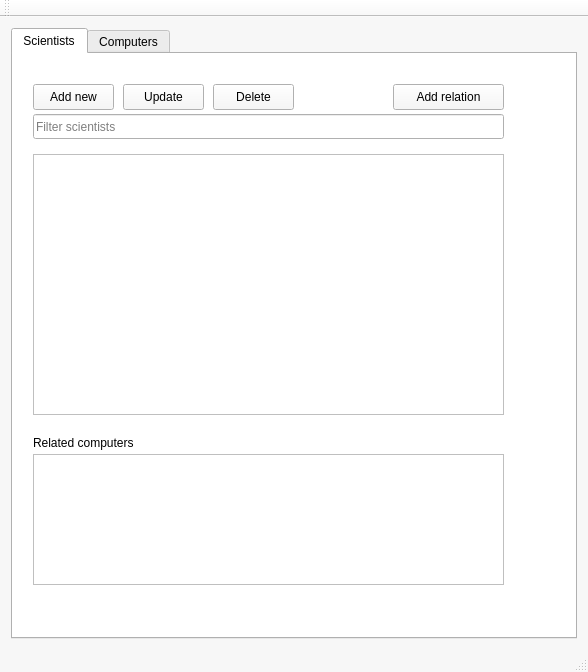
Before: the Qt Designer form mainwindow.ui in Hopur-50/Verkefni3, drawn with Qt 5.
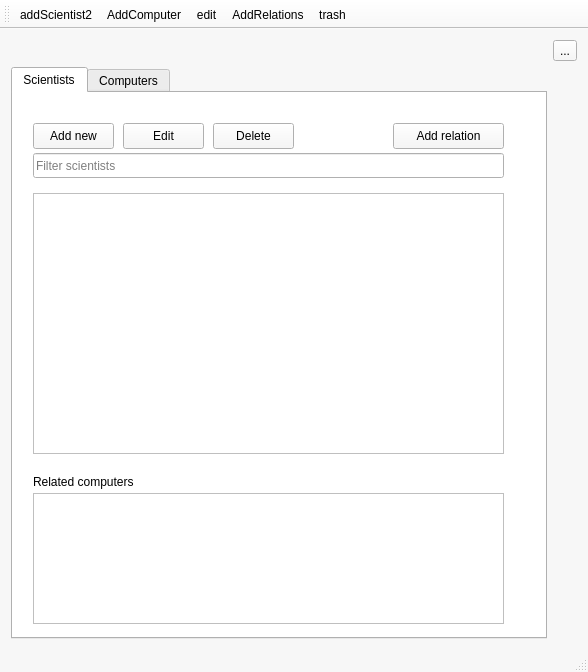
After: the same form once the commit is applied. Icons and pictures are not drawn.

Patch:
```diff
--- a/mainwindow.ui
+++ b/mainwindow.ui
@@ -430,7 +430,7 @@
   </property>
   <widget class="QWidget" name="centralWidget">
    <layout class="QGridLayout" name="gridLayout">
-    <item row="0" column="0">
+    <item row="2" column="0">
      <widget class="QTabWidget" name="allTabs">
       <property name="focusPolicy">
        <enum>Qt::ClickFocus</enum>
@@ -471,7 +471,7 @@
          </rect>
         </property>
         <property name="text">
-         <string>Update</string>
+         <string>Edit</string>
         </property>
        </widget>
        <widget class="QPushButton" name="deleteScientistButton">
@@ -557,6 +557,9 @@
         <property name="wordWrap">
          <bool>false</bool>
         </property>
+        <property name="rowCount">
+         <number>0</number>
+        </property>
         <attribute name="horizontalHeaderVisible">
          <bool>false</bool>
         </attribute>
@@ -877,6 +880,13 @@
       </widget>
      </widget>
     </item>
+    <item row="0" column="1">
+     <widget class="QToolButton" name="toolButton">
+      <property name="text">
+       <string>...</string>
+      </property>
+     </widget>
+    </item>
    </layout>
   </widget>
   <widget class="QMenuBar" name="menuBar">
@@ -896,8 +906,67 @@
    <attribute name="toolBarBreak">
     <bool>false</bool>
    </attribute>
+   <addaction name="actionAddScientist2"/>
+   <addaction name="actionAddComputer"/>
+   <addaction name="actionEdit"/>
+   <addaction name="actionAddRelations"/>
+   <addaction name="actionTrash"/>
   </widget>
   <widget class="QStatusBar" name="statusBar"/>
+  <action name="actionAddRelations">
+   <property name="icon">
+    <iconset resource="resorses.qrc">
+     <normaloff>:/icons/noun_18037_cc.png</normaloff>:/icons/noun_18037_cc.png</iconset>
+   </property>
+   <property name="text">
+    <string>AddRelations</string>
+   </property>
+  </action>
+  <action name="actionSearch">
+   <property name="icon">
+    <iconset resource="resorses.qrc">
+     <normaloff>:/icons/noun_125677_cc.png</normaloff>:/icons/noun_125677_cc.png</iconset>
+   </property>
+   <property name="text">
+    <string>search</string>
+   </property>
+  </action>
+  <action name="actionAddComputer">
+   <property name="icon">
+    <iconset resource="resorses.qrc">
+     <normaloff>:/icons/noun_155140_cc.png</normaloff>:/icons/noun_155140_cc.png</iconset>
+   </property>
+   <property name="text">
+    <string>AddComputer</string>
+   </property>
+  </action>
+  <action name="actionEdit">
+   <property name="icon">
+    <iconset resource="resorses.qrc">
+     <normaloff>:/icons/noun_141666_cc.png</normaloff>:/icons/noun_141666_cc.png</iconset>
+   </property>
+   <property name="text">
+    <string>edit</string>
+   </property>
+  </action>
+  <action name="actionAddScientist2">
+   <property name="icon">
+    <iconset resource="resorses.qrc">
+     <normaloff>:/icons/noun_89047.png</normaloff>:/icons/noun_89047.png</iconset>
+   </property>
+   <property name="text">
+    <string>addScientist2</string>
+   </property>
+  </action>
+  <action name="actionTrash">
+   <property name="icon">
+    <iconset resource="resorses.qrc">
+     <normaloff>:/icons/noun_54981_cc.png</normaloff>:/icons/noun_54981_cc.png</iconset>
+   </property>
+   <property name="text">
+    <string>trash</string>
+   </property>
+  </action>
  </widget>
  <layoutdefault spacing="6" margin="11"/>
  <resources/>
```
Left out of the diff: 6 changed lines with no effect on the pictures.
